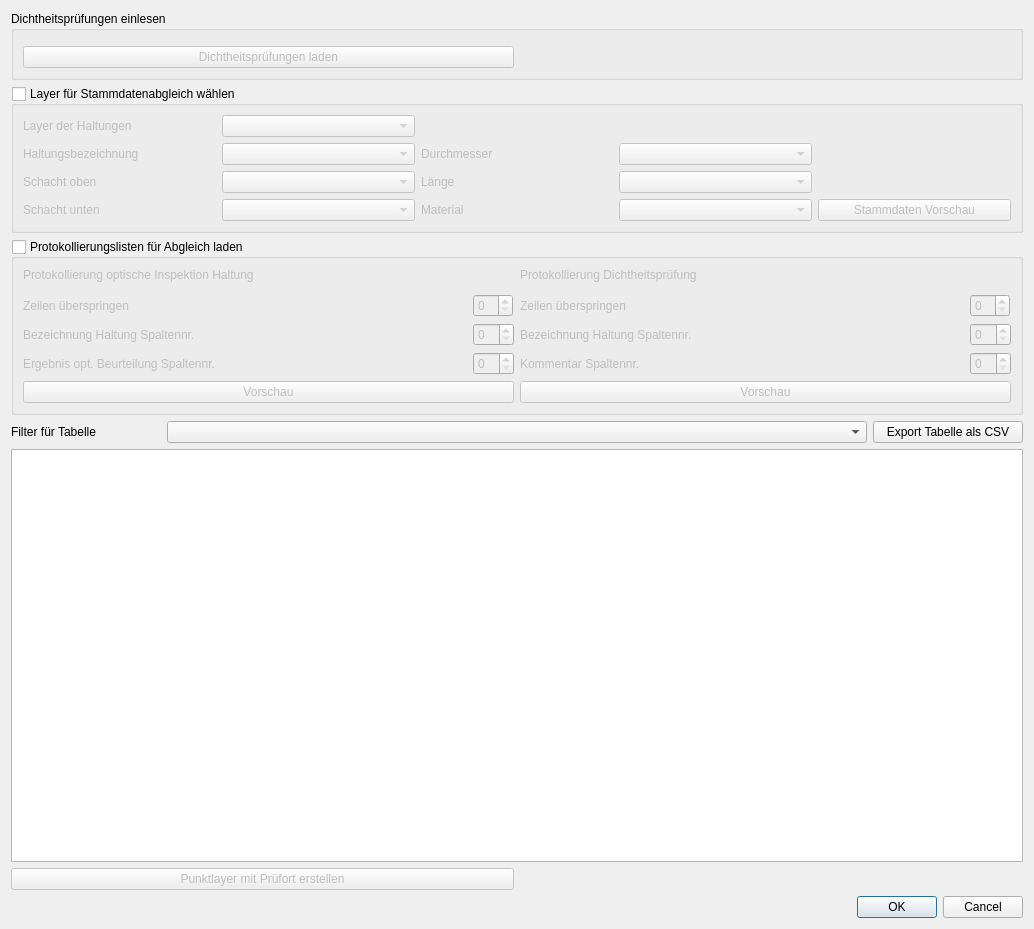
a-matz/dp_checker, file dp_checker_dialog_base.ui: the form before one commit.
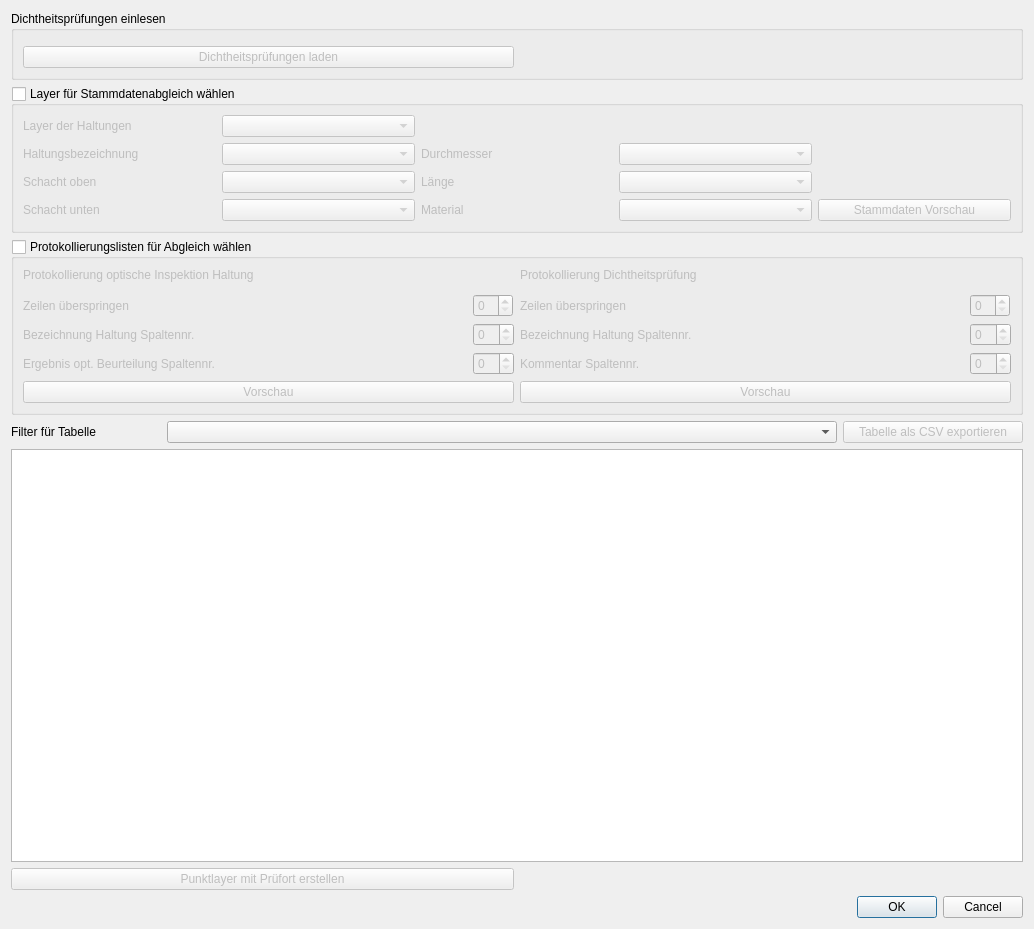
The form after the commit. Custom widgets are drawn as their Qt base class.

```diff
--- a/dp_checker_dialog_base.ui
+++ b/dp_checker_dialog_base.ui
@@ -174,11 +174,11 @@
      <property name="minimumSize">
       <size>
        <width>0</width>
-       <height>70</height>
+       <height>0</height>
       </size>
      </property>
      <property name="title">
-      <string>Protokollierungslisten für Abgleich laden</string>
+      <string>Protokollierungslisten für Abgleich wählen</string>
      </property>
      <property name="checkable">
       <bool>true</bool>
@@ -311,14 +311,17 @@
      </property>
      <item row="0" column="2">
       <widget class="QPushButton" name="button_csv_export">
+       <property name="enabled">
+        <bool>false</bool>
+       </property>
        <property name="maximumSize">
         <size>
-         <width>150</width>
+         <width>180</width>
          <height>16777215</height>
         </size>
        </property>
        <property name="text">
-        <string>Export Tabelle als CSV</string>
+        <string>Tabelle als CSV exportieren</string>
        </property>
       </widget>
      </item>
```
